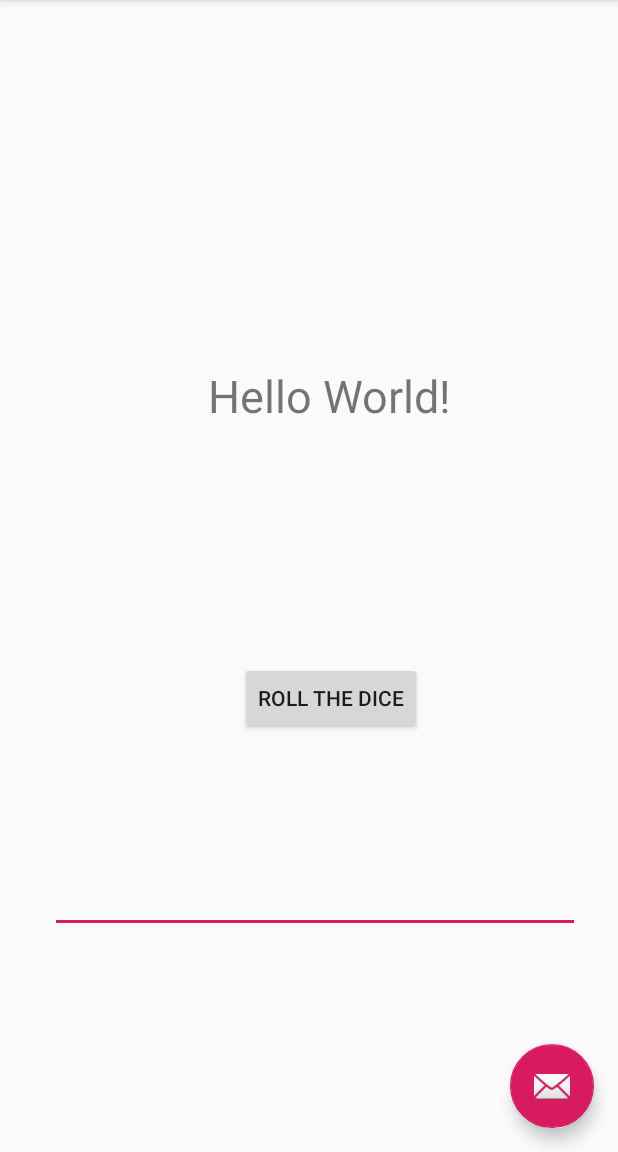
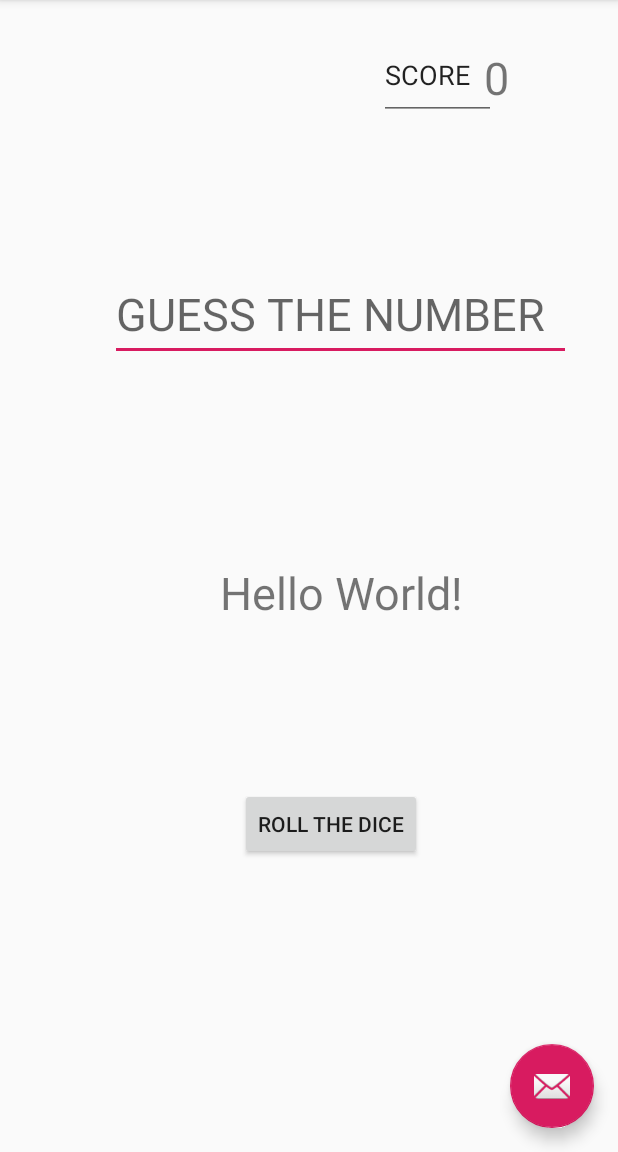
Before and after one commit to mjislam18/DiceRoller, an Android app: the screen it shows after launch (MainActivity), on a phone screen of 412 x 824 dp, the part 84-1236 px from its top. Run offline under Robolectric (Android 15) with nearby library versions, the phone set to English and light mode, and no system bars.

Commit message:
Level 3 Completed

```diff
--- a/app/src/main/java/com/example/diceroller/MainActivity.java
+++ b/app/src/main/java/com/example/diceroller/MainActivity.java
@@ -12,6 +12,7 @@ import android.widget.TextView;
 import android.widget.Toast;
 
 import java.util.Random;
+
 
 public class MainActivity extends AppCompatActivity {
 
@@ -54,25 +55,29 @@ public class MainActivity extends AppCompatActivity {
         return super.onOptionsItemSelected(item);
     }
 
+
     public void on_button_Click(View view) {
 
         TextView TV = this.findViewById(R.id.NumTextView);
         TextView EG = (TextView) this.findViewById(R.id.EnterGuess);
-
+        TextView SC = (TextView) this.findViewById(R.id.ScoreText);
 
         Random r = new Random();
-        int num = r.nextInt(6);
+        int num = r.nextInt(6) +1;
 
         TV.setText(Integer.toString(num));
-
 
         int Number = Integer.valueOf(TV.getText().toString());
         int UserGuess = Integer.valueOf(EG.getText().toString());
 
         if (UserGuess == Number) {
-            Toast.makeText(getApplicationContext(), "Congratulations", Toast.LENGTH_SHORT).show();
-        }else{
-            Toast.makeText(getApplicationContext(), "Try Again", Toast.LENGTH_SHORT).show();
+
+        int Score = Integer.valueOf(SC.getText().toString());
+        int ScoreCheck = Score +1;
+
+        SC.setText(Integer.toString(ScoreCheck));
+        Toast.makeText(getApplicationContext(), "Congratulations", Toast.LENGTH_SHORT).show();
+
         }
-    }
+        }
 }
--- a/app/src/main/res/layout/content_main.xml
+++ b/app/src/main/res/layout/content_main.xml
@@ -16,26 +16,41 @@
         android:text="Hello World!"
         android:textSize="30sp"
         app:layout_constraintBottom_toBottomOf="parent"
-        app:layout_constraintHorizontal_bias="0.556"
+        app:layout_constraintHorizontal_bias="0.588"
         app:layout_constraintLeft_toLeftOf="parent"
         app:layout_constraintRight_toRightOf="parent"
         app:layout_constraintTop_toTopOf="parent"
-        app:layout_constraintVertical_bias="0.335" />
+        app:layout_constraintVertical_bias="0.515" />
+
+    <TextView
+        android:id="@+id/ScoreText"
+        android:layout_width="25dp"
+        android:layout_height="38dp"
+        android:text="0"
+        android:textSize="30sp"
+        app:layout_constraintBottom_toTopOf="@+id/EnterGuess"
+        app:layout_constraintEnd_toEndOf="parent"
+        app:layout_constraintHorizontal_bias="0.834"
+        app:layout_constraintLeft_toLeftOf="parent"
+        app:layout_constraintRight_toRightOf="parent"
+        app:layout_constraintStart_toStartOf="parent"
+        app:layout_constraintTop_toTopOf="parent"
+        app:layout_constraintVertical_bias="0.221" />
 
     <EditText
         android:id="@+id/EnterGuess"
-        android:layout_width="wrap_content"
-        android:layout_height="wrap_content"
-        android:layout_marginTop="46dp"
+        android:layout_width="307dp"
+        android:layout_height="62dp"
         android:ems="10"
+        android:hint="GUESS THE NUMBER"
         android:inputType="number"
         android:textSize="30sp"
-        app:layout_constraintBottom_toBottomOf="parent"
+        app:layout_constraintBottom_toTopOf="@+id/NumTextView"
         app:layout_constraintEnd_toEndOf="parent"
-        app:layout_constraintHorizontal_bias="0.57"
+        app:layout_constraintHorizontal_bias="0.701"
         app:layout_constraintStart_toStartOf="parent"
-        app:layout_constraintTop_toBottomOf="@+id/button"
-        app:layout_constraintVertical_bias="0.149" />
+        app:layout_constraintTop_toTopOf="parent"
+        app:layout_constraintVertical_bias="0.571" />
 
     <Button
         android:id="@+id/button"
@@ -50,14 +65,18 @@
         app:layout_constraintTop_toBottomOf="@+id/NumTextView"
         app:layout_constraintVertical_bias="0.361" />
 
-    <TextView
-        android:id="@+id/Message"
-        android:layout_width="wrap_content"
-        android:layout_height="wrap_content"
-        android:layout_marginTop="39dp"
-        app:layout_constraintBottom_toBottomOf="parent"
+    <EditText
+        android:id="@+id/editText"
+        android:layout_width="78dp"
+        android:layout_height="59dp"
+        android:ems="10"
+        android:inputType="textPersonName"
+        android:text="SCORE"
+        app:layout_constraintBottom_toTopOf="@+id/EnterGuess"
         app:layout_constraintEnd_toEndOf="parent"
+        app:layout_constraintHorizontal_bias="0.756"
         app:layout_constraintStart_toStartOf="parent"
-        app:layout_constraintTop_toBottomOf="@+id/EnterGuess" />
+        app:layout_constraintTop_toTopOf="parent"
+        app:layout_constraintVertical_bias="0.173" />
 
 </androidx.constraintlayout.widget.ConstraintLayout>
```
